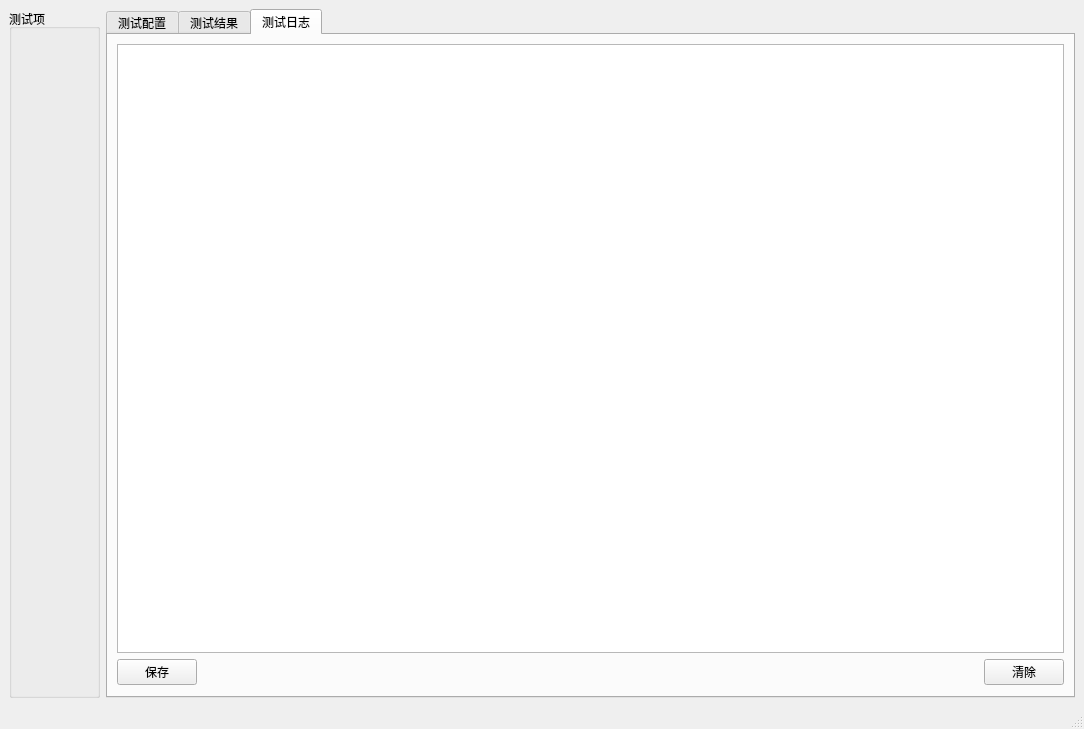
Qt form mainwindow.ui (xxx88qqq/autotst) before a commit.
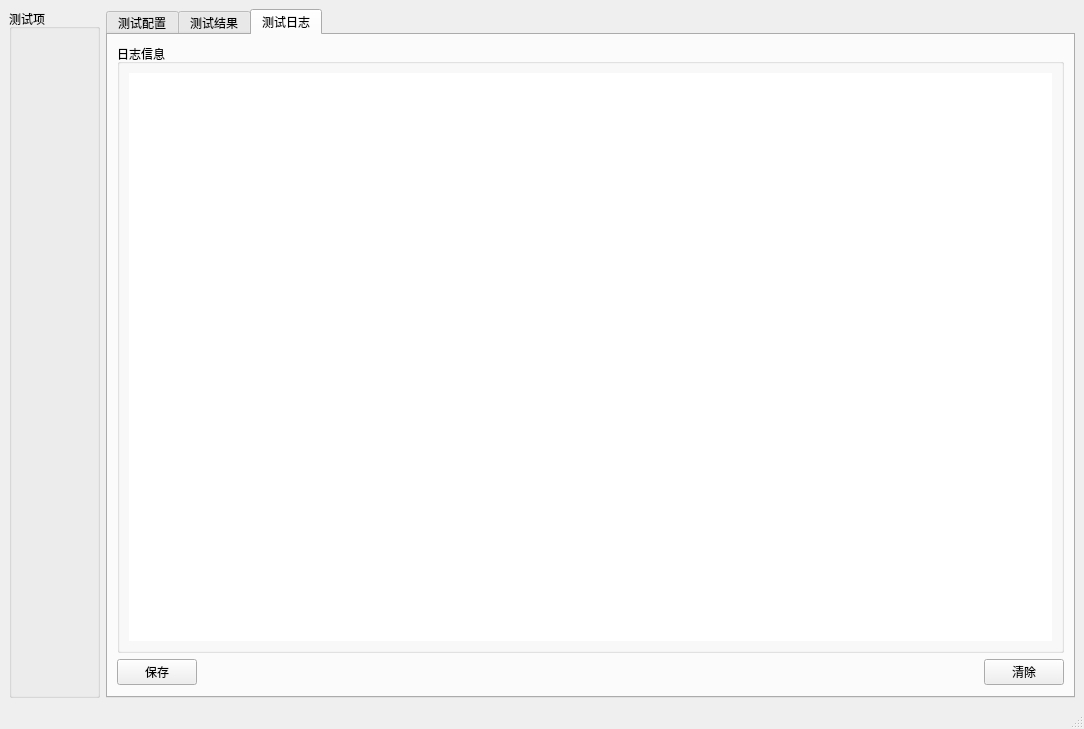
The same form after that commit. The open tabs and pages were chosen to show the change.

Diff of the .ui file:
```diff
--- a/mainwindow.ui
+++ b/mainwindow.ui
@@ -250,7 +250,25 @@
         <item>
          <layout class="QVBoxLayout" name="verticalLayout">
           <item>
-           <widget class="QTextBrowser" name="textBrowser"/>
+           <widget class="QGroupBox" name="groupBox_log">
+            <property name="title">
+             <string>日志信息</string>
+            </property>
+            <layout class="QVBoxLayout" name="verticalLayout_7">
+             <item>
+              <widget class="QTextBrowser" name="textBrowser">
+               <property name="styleSheet">
+                <string notr="true">border-width: 0px;
+border-style:outset;
+</string>
+               </property>
+               <property name="lineWidth">
+                <number>0</number>
+               </property>
+              </widget>
+             </item>
+            </layout>
+           </widget>
           </item>
           <item>
            <layout class="QHBoxLayout" name="horizontalLayout_3">
```
